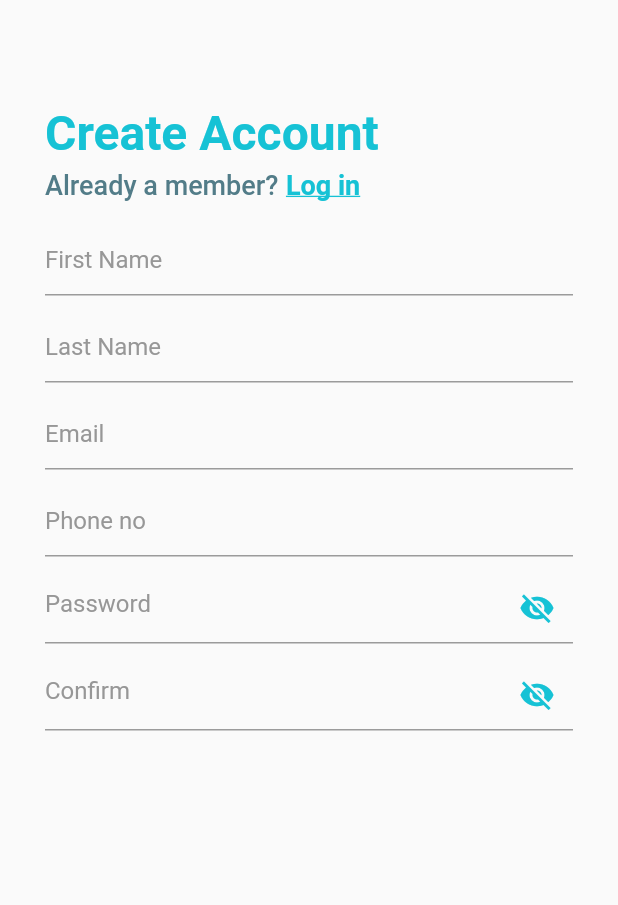
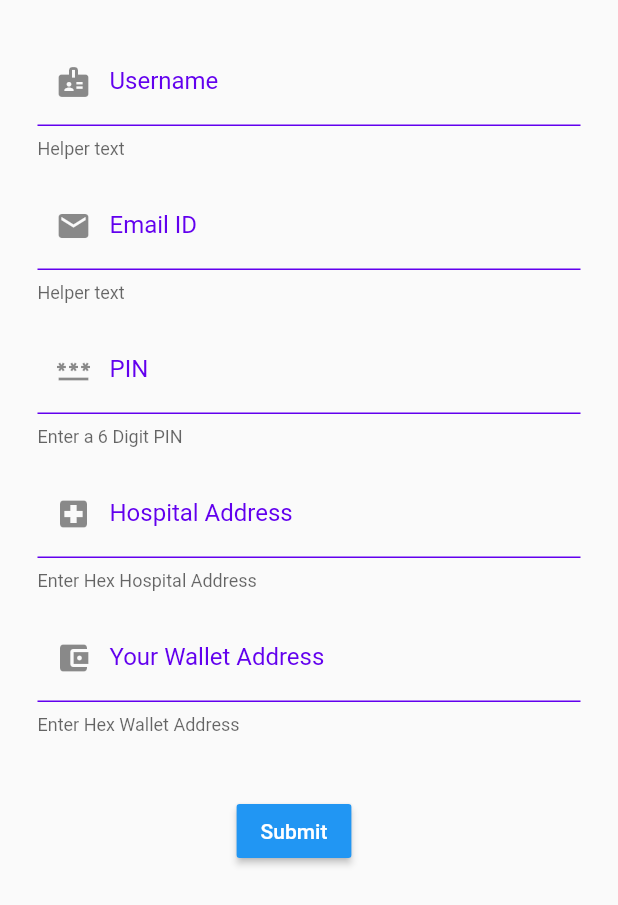
Before and after one commit to reuben21/blockchain_in_healthcare, a Flutter app: the SignUpScreen screen opened directly, on a phone screen of 412 x 824 dp. Shown: the top 905 px of the screen. Run offline on Flutter 3.47's test engine with Material 2 defaults, Android fonts, the phone set to English and light mode, and no system bars; drawn by our look-alikes of flutter_form_builder; our stand-ins replace bottom_navy_bar, sqflite, velocity_x; missing offline and left inert: web3dart; accounts and stored records are empty.

Commit message:
Updated Wallet Screen

```diff
--- a/blockchain_healthcare_frontend/lib/providers/patient.dart
+++ b/blockchain_healthcare_frontend/lib/providers/patient.dart
@@ -1,6 +1,10 @@
-import 'dart:html';
+import 'dart:convert';
 
+
+import 'package:blockchain_healthcare_frontend/helpers/keys.dart' as keys;
 import 'package:flutter/cupertino.dart';
+import 'package:flutter/services.dart';
+import 'package:http/http.dart';
 import 'package:provider/provider.dart';
 import 'package:web3dart/web3dart.dart';
 
@@ -8,8 +12,8 @@ class Patient {
   final String name;
   final String personalDetails;
   final String signatureHash;
-  final String hospitalAddress;
-  final String walletAddress;
+  final EthereumAddress hospitalAddress;
+  final EthereumAddress walletAddress;
 
 
 
@@ -22,14 +26,88 @@ class Patient {
 }
 
 
-class Patients with ChangeNotifier {
+class PatientsModel with ChangeNotifier {
   EtherAmount bal;
   BigInt balance;
-  Client httpClient;
-  Web3Client ethClient;
-  String rpcUrl;
+  bool isLoading = true;
+  Web3Client _client;
+  String _abiCode;
+  Credentials _credentials;
+  EthereumAddress _contractAddress;
+  EthereumAddress _ownAddress;
+  DeployedContract _contract;
+  ContractFunction _registerPatient;
+  ContractFunction _getPatientData;
+  ContractFunction _getUserAddress;
+  ContractFunction _getSignatureHash;
+  ContractFunction _getNewRecords;
+  ContractFunction _updatePatientMedicalRecords;
+
+
+  final String _rpcUrl = 'http://10.0.2.2:7545';
 
 
 
+  PatientsModel(){
+    initiateSetup();
+  }
+
+  Future<void> initiateSetup() async {
+
+    _client = Web3Client(_rpcUrl, Client());
+
+    await getAbi();
+    await getCredentials();
+    await getDeployedContract();
+  }
+
+  Future<void> getAbi() async {
+    String abiStringFile =
+    await rootBundle.loadString("assets/abis/Patient.json");
+    var jsonAbi = jsonDecode(abiStringFile);
+    _abiCode = jsonEncode(jsonAbi["abi"]);
+    _contractAddress =
+        EthereumAddress.fromHex(jsonAbi["networks"]["5777"]["address"]);
+    print(_contractAddress);
+  }
+
+  Future<void> getCredentials() async {
+    _credentials = EthPrivateKey.fromHex(keys.privateKey);
+    _ownAddress = await _credentials.extractAddress();
+  }
+
+  Future<void> getDeployedContract() async {
+    _contract = DeployedContract(
+        ContractAbi.fromJson(_abiCode, "Patient"), _contractAddress);
+
+    _registerPatient = _contract.function("registerPatient");
+    _getPatientData = _contract.function("getPatientData");
+    _updatePatientMedicalRecords = _contract.function("updatePatientMedicalRecords");
+    _getUserAddress = _contract.function("getUserAddress");
+    _getSignatureHash = _contract.function("getSignatureHash");
+    _getNewRecords = _contract.function("getNewRecords");
+
+    // print("");
+  }
+
+  Future<void> registerPatient(Patient patient) async {
+    isLoading = true;
+    notifyListeners();
+    final result = await _client.sendTransaction(
+        _credentials,
+        Transaction.callContract(
+            contract: _contract,
+            function: _registerPatient,
+            parameters: [
+              patient.name,
+              patient.personalDetails,
+              patient.hospitalAddress,
+              patient.walletAddress
+            ]));
+
+    return result;
+
+
+  }
 
 }
--- a/blockchain_healthcare_frontend/lib/screens/login.dart
+++ b/blockchain_healthcare_frontend/lib/screens/login.dart
@@ -1,5 +1,4 @@
 import 'dart:async';
-import 'package:blockchain_healthcare_frontend/screens/signup.dart';
 import 'package:blockchain_healthcare_frontend/theme.dart';
 import 'package:blockchain_healthcare_frontend/widgets/forms/login_form.dart';
 import 'package:blockchain_healthcare_frontend/widgets/forms/primary_button.dart';
@@ -44,7 +43,7 @@ class _LoginScreenState extends State<LoginScreen> {
                     Navigator.push(
                       context,
                       MaterialPageRoute(
-                        builder: (context) => SignUpScreen(),
+                        builder: (context) => null,
                       ),
                     );
                   },
--- /dev/null
+++ b/blockchain_healthcare_frontend/lib/screens/sign_up_screen.dart
@@ -0,0 +1,214 @@
+import 'package:flutter/material.dart';
+import 'package:flutter_form_builder/flutter_form_builder.dart';
+import 'package:intl/intl.dart';
+
+class SignUpScreen extends StatefulWidget {
+  SignUpScreen({Key key}) : super(key: key);
+
+  @override
+  _SignUpScreenState createState() {
+    return _SignUpScreenState();
+  }
+}
+
+class _SignUpScreenState extends State<SignUpScreen> {
+
+
+  @override
+  void initState() {
+    super.initState();
+  }
+
+  @override
+  void dispose() {
+    super.dispose();
+  }
+
+  final _formKey = GlobalKey<FormBuilderState>();
+
+  @override
+  Widget build(BuildContext context) {
+    // TODO: implement build
+    return  Scaffold(body: SingleChildScrollView(
+      child: Column(
+        children: <Widget>[
+          SingleChildScrollView(
+            child: FormBuilder(
+              key: _formKey,
+              autovalidateMode: AutovalidateMode.onUserInteraction,
+              child: Padding(
+                padding: const EdgeInsets.all(25.0),
+                child: SingleChildScrollView(
+                  child: Column(
+                    children: <Widget>[
+
+                      FormBuilderTextField(
+                          maxLines: 1,
+                          name: 'name',
+                          decoration: const InputDecoration(
+
+                            prefixIcon: Icon(Icons.badge),
+                            border: OutlineInputBorder(),
+                            labelText: 'Username',
+                            labelStyle: TextStyle(
+                              color: Color(0xFF6200EE),
+                            ),
+                            helperText: 'Helper text',
+
+                            enabledBorder: UnderlineInputBorder(
+                              borderSide: BorderSide(color: Color(0xFF6200EE)),
+                            ),
+                          ),
+
+                          // valueTransformer: (text) => num.tryParse(text),
+                          validator: FormBuilderValidators.compose([
+                            FormBuilderValidators.required(context),
+                            FormBuilderValidators.max(context, 20),
+                          ]),
+                          keyboardType: TextInputType.name,
+                        ),
+                      const SizedBox(height: 15,),
+                      FormBuilderTextField(
+                        maxLines: 1,
+                        name: 'emailId',
+                        decoration: const InputDecoration(
+                          prefixIcon: Icon(Icons.email),
+                          border: OutlineInputBorder(),
+                          labelText: 'Email ID',
+                          labelStyle: TextStyle(
+                            color: Color(0xFF6200EE),
+                          ),
+                          helperText: 'Helper text',
+
+                          enabledBorder: UnderlineInputBorder(
+                            borderSide: BorderSide(color: Color(0xFF6200EE)),
+                          ),
+                        ),
+
+                        // valueTransformer: (text) => num.tryParse(text),
+                        validator: FormBuilderValidators.compose([
+                          FormBuilderValidators.required(context),
+                          FormBuilderValidators.max(context, 20),
+                        ]),
+                        keyboardType: TextInputType.name,
+                      ),
+                      const SizedBox(height: 15,),
+
+                      FormBuilderTextField(
+                        maxLines: 1,
+                        name: 'PIN',
+                        decoration: const InputDecoration(
+                          prefixIcon: Icon(Icons.password),
+                          labelText: 'PIN',
+                          border: OutlineInputBorder(),
+                          labelStyle: TextStyle(
+                            color: Color(0xFF6200EE),
+                          ),
+                          helperText: 'Enter a 6 Digit PIN',
+
+                          enabledBorder: UnderlineInputBorder(
+                            borderSide: BorderSide(color: Color(0xFF6200EE)),
+                          ),
+                        ),
+
+                        // valueTransformer: (text) => num.tryParse(text),
+                        validator: FormBuilderValidators.compose([
+                          FormBuilderValidators.required(context),
+                          FormBuilderValidators.max(context, 20),
+                        ]),
+                        keyboardType: TextInputType.number,
+                      ),
+                      const SizedBox(height: 15,),
+                      FormBuilderTextField(
+                        maxLines: 1,
+                        name: 'hospitalAddress',
+                        decoration: const InputDecoration(
+                          prefixIcon: Icon(
+                            Icons.local_hospital,
+                          ),
+                          labelText: 'Hospital Address',
+                          border: OutlineInputBorder(),
+                          labelStyle: TextStyle(
+                            color: Color(0xFF6200EE),
+                          ),
+                          helperText: 'Enter Hex Hospital Address',
+
+                          enabledBorder: UnderlineInputBorder(
+                            borderSide: BorderSide(color: Color(0xFF6200EE)),
+                          ),
+                        ),
+
+                        // valueTransformer: (text) => num.tryParse(text),
+                        validator: FormBuilderValidators.compose([
+                          FormBuilderValidators.required(context),
+
+                        ]),
+                        keyboardType: TextInputType.number,
+                      ),
+                      const SizedBox(height: 15,),
+                      FormBuilderTextField(
+                        maxLines: 1,
+                        name: 'walletAddress',
+                        decoration: const InputDecoration(
+                          prefixIcon: Icon(
+                            Icons.account_balance_wallet,
+                          ),
+                          labelText: 'Your Wallet Address',
+                          border: OutlineInputBorder(),
+                          labelStyle: TextStyle(
+                            color: Color(0xFF6200EE),
+                          ),
+                          helperText: 'Enter Hex Wallet Address',
+
+                          enabledBorder: UnderlineInputBorder(
+                            borderSide: BorderSide(color: Color(0xFF6200EE)),
+                          ),
+                        ),
+
+                        // valueTransformer: (text) => num.tryParse(text),
+                        validator: FormBuilderValidators.compose([
+                          FormBuilderValidators.required(context),
+
+                        ]),
+                        keyboardType: TextInputType.number,
+                      ),
+                      const SizedBox(height: 15,),
+
+                    ],
+                  ),
+                ),
+              ),
+            ),
+          ),
+          Row(
+              mainAxisAlignment: MainAxisAlignment.center ,//Center Row contents horizontally,
+              crossAxisAlignment: CrossAxisAlignment.center ,//Center Row contents vertically,
+            children: <Widget>[
+            MaterialButton(
+                  minWidth: 50.0,
+                  color: Theme
+                      .of(context)
+                      .accentColor,
+                  child: Text(
+                    "Submit",
+                    style: TextStyle(color: Colors.white),
+                  ),
+                  onPressed: () {
+                    _formKey.currentState.save();
+                    if (_formKey.currentState.validate()) {
+                      print(_formKey.currentState.value);
+                    } else {
+                      print("validation failed");
+                    }
+                  },
+                ),
+
+              SizedBox(width: 20),
+
+            ],
+          )
+        ],
+      ),
+    ));
+  }
+}
--- a/blockchain_healthcare_frontend/lib/screens/signup.dart
+++ /dev/null
@@ -1,83 +0,0 @@
-import 'dart:convert';
-
-import 'package:blockchain_healthcare_frontend/screens/login.dart';
-import 'package:blockchain_healthcare_frontend/theme.dart';
-import 'package:blockchain_healthcare_frontend/widgets/forms/signup_form.dart';
-import 'package:flutter/material.dart';
-import 'package:web3dart/crypto.dart';
-
-class SignUpScreen extends StatefulWidget {
-
-  @override
-  State<SignUpScreen> createState() => _SignUpScreenState();
-
-}
-
-class _SignUpScreenState extends State<SignUpScreen> {
-
-
-
-  @override
-  Widget build(BuildContext context) {
-    return Scaffold(
-      body: SingleChildScrollView(
-        child: Column(
-          crossAxisAlignment: CrossAxisAlignment.start,
-          children: [
-            SizedBox(
-              height: 70,
-            ),
-            Padding(
-              padding: kDefaultPadding,
-              child: Text(
-                'Create Account',
-                style: titleText,
-              ),
-            ),
-            SizedBox(
-              height: 5,
-            ),
-            Padding(
-              padding: kDefaultPadding,
-              child: Row(
-                children: [
-                  Text(
-                    'Already a member?',
-                    style: subTitle,
-                  ),
-                  const SizedBox(
-                    width: 5,
-                  ),
-                  GestureDetector(
-                    onTap: () {
-                      Navigator.push(
-                        context,
-                        MaterialPageRoute(
-                          builder: (context) => LoginScreen(),
-                        ),
-                      );
-                    },
-                    child: Text(
-                      'Log in',
-                      style: textButton.copyWith(
-                        decoration: TextDecoration.underline,
-                        decorationThickness: 1,
-                      ),
-                    ),
-                  )
-                ],
-              ),
-            ),
-            const SizedBox(
-              height: 10,
-            ),
-            Padding(
-              padding: kDefaultPadding,
-              child: SignUpForm(),
-            ),
-          ],
-        ),
-      ),
-    );
-  }
-}
--- a/blockchain_healthcare_frontend/lib/widgets/forms/signup_form.dart
+++ /dev/null
@@ -1,58 +0,0 @@
-import 'package:blockchain_healthcare_frontend/theme.dart';
-import 'package:flutter/material.dart';
-
-class SignUpForm extends StatefulWidget {
-
-
-  @override
-  _SignUpFormState createState() => _SignUpFormState();
-}
-
-class _SignUpFormState extends State<SignUpForm> {
-  bool _isObscure = true;
-  @override
-  Widget build(BuildContext context) {
-    return Column(
-      children: [
-        buildInputForm('First Name', false),
-        buildInputForm('Last Name', false),
-        buildInputForm('Email', false),
-        buildInputForm('Phone no', false),
-        buildInputForm('Password', true),
-        buildInputForm('Confirm', true),
-      ],
-    );
-  }
-
-  Padding buildInputForm(String hint, bool pass) {
-    return Padding(
-      padding: EdgeInsets.symmetric(vertical: 5),
-      child: TextFormField(
-        obscureText: pass ? _isObscure : false,
-        decoration: InputDecoration(
-          hintText: hint,
-          hintStyle: TextStyle(color: kTextFieldColor),
-          focusedBorder: UnderlineInputBorder(
-              borderSide: BorderSide(color: kPrimaryColor)),
-          suffixIcon: pass
-              ? IconButton(
-                  onPressed: () {
-                    setState(() {
-                      _isObscure = !_isObscure;
-                    });
-                  },
-                  icon: _isObscure
-                      ? Icon(
-                          Icons.visibility_off,
-                          color: kPrimaryColor,
-                        )
-                      : Icon(
-                          Icons.visibility,
-                          color: kPrimaryColor,
-                        ))
-              : null,
-        ),
-      ),
-    );
-  }
-}
--- a/blockchain_healthcare_frontend/pubspec.yaml
+++ b/blockchain_healthcare_frontend/pubspec.yaml
@@ -37,10 +37,11 @@ dependencies:
   sqflite: ^2.0.0+3
   sqflite_common: ^2.0.0+2
   velocity_x: ^3.3.0
+  flutter_form_builder: ^6.2.0
   # The following adds the Cupertino Icons font to your application.
   # Use with the CupertinoIcons class for iOS style icons.
   cupertino_icons: ^1.0.2
-  bottom_navy_bar: ^6.0.0
+  bottom_navy_bar: ^5.0.0
 
 dev_dependencies:
   flutter_test:
```
Also changed, not shown: blockchain_healthcare_frontend/lib/main.dart (+20 -4 lines), blockchain_healthcare_frontend/lib/providers/auth.dart (+105 -4 lines), blockchain_healthcare_frontend/lib/screens/splash_screen.dart (added, +12 -0 lines), blockchain_healthcare_frontend/lib/helpers/keys.dart (line endings or trailing spaces), blockchain_healthcare_frontend/pubspec.lock.
